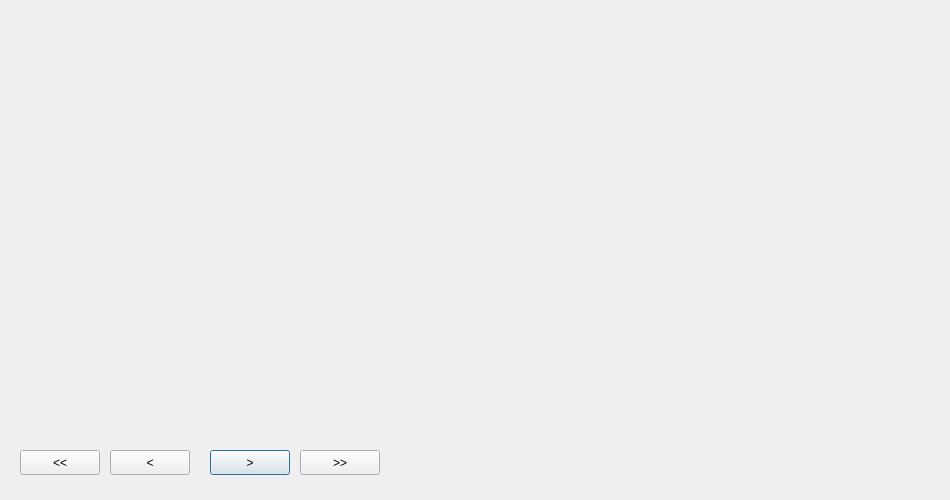
Old version of the form ui/results.ui in the repository pariterre/QtKinoveaAnalyse.
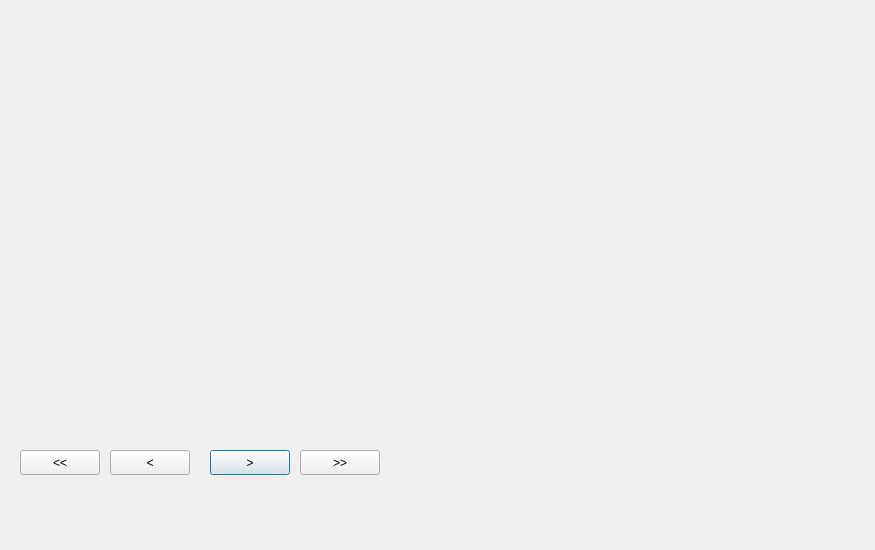
New version of the form.

Commit message: Resolved a bug of resizing when using model window

Patch:
```diff
--- a/ui/results.ui
+++ b/ui/results.ui
@@ -6,8 +6,8 @@
    <rect>
     <x>0</x>
     <y>0</y>
-    <width>950</width>
-    <height>500</height>
+    <width>875</width>
+    <height>550</height>
    </rect>
   </property>
   <property name="windowTitle">
```
Left out of the diff: 2 changed lines with no effect on the pictures. The commit also changes 5 other files.
